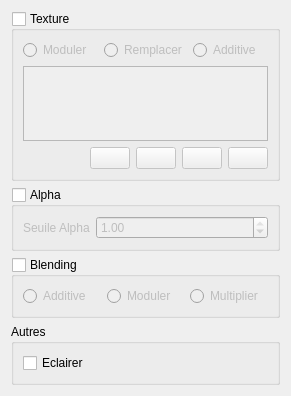
Above: sources/matedit.ui from b4n92uid/theball-editor before the change. Below: the same form after it.
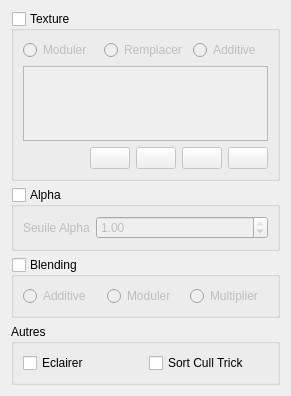
That is the form after the change. Icons and pictures are not drawn.

Commit message: Implemnt GUI for Vertex sort cull trick

```diff
--- a/sources/matedit.ui
+++ b/sources/matedit.ui
@@ -213,6 +213,13 @@
         </property>
        </widget>
       </item>
+      <item>
+       <widget class="QCheckBox" name="culltrick">
+        <property name="text">
+         <string>Sort Cull Trick</string>
+        </property>
+       </widget>
+      </item>
      </layout>
     </widget>
    </item>
```
The commit also changes 2 other files.
